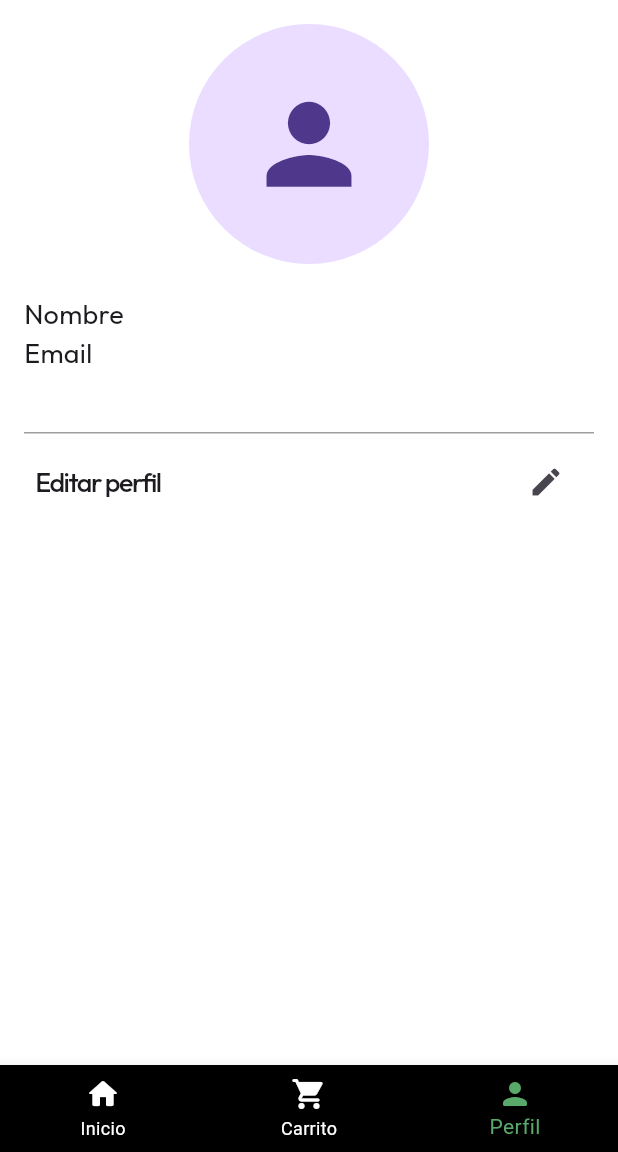
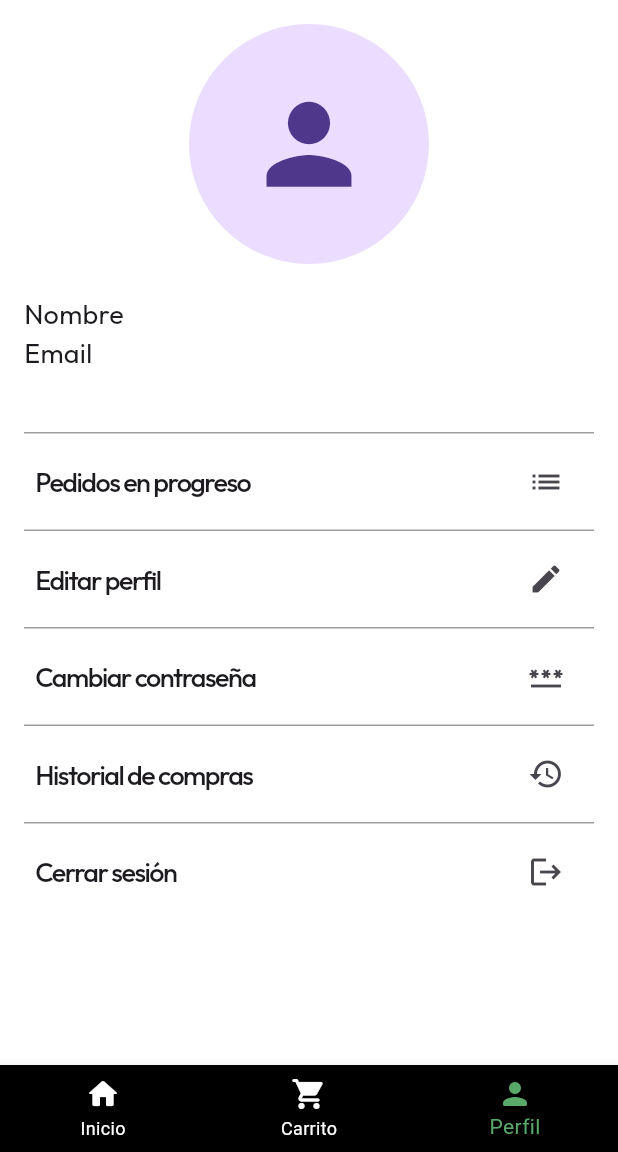
Before and after one commit to mordmora/TuMercado, a Flutter app: the HomeScreen screen opened by its route, item 3 of the bottom bar chosen, after a tap on the "edit" icon, on a phone screen of 412 x 824 dp, the part 84-1236 px from its top. Run offline on Flutter 3.47's test engine with Material 3 defaults, Android fonts, the phone set to English and light mode, and no system bars; our stand-ins replace shared_preferences; accounts and stored records are empty; network calls fail.

Commit message:
TODO: Profile

```diff
--- a/lib/components/action_card.dart
+++ b/lib/components/action_card.dart
@@ -2,7 +2,14 @@ import 'package:flutter/material.dart';
 import 'package:tu_mercado/config/styles.dart';
 
 class ActionCard extends StatefulWidget {
-  const ActionCard({super.key});
+  final String label;
+  final IconData icon;
+  final VoidCallback onTap;
+  const ActionCard(
+      {super.key,
+      required this.label,
+      required this.icon,
+      required this.onTap});
 
   @override
   State<ActionCard> createState() => _ActionCardState();
@@ -17,12 +24,12 @@ class _ActionCardState extends State<ActionCard> {
         color: Colors.grey,
       ),
       Padding(
-        padding: EdgeInsets.all(8.0),
+        padding: const EdgeInsets.all(8.0),
         child: Row(
           mainAxisAlignment: MainAxisAlignment.spaceBetween,
           children: [
-            Text("Editar perfil", style: TextStyles.subtitle),
-            IconButton(onPressed: () {}, icon: const Icon(Icons.edit))
+            Text(widget.label, style: TextStyles.subtitle),
+            IconButton(onPressed: widget.onTap, icon: Icon(widget.icon))
           ],
         ),
       )
--- a/lib/components/button.dart
+++ b/lib/components/button.dart
@@ -1,5 +1,4 @@
 import 'package:flutter/cupertino.dart';
-import 'package:flutter/material.dart';
 
 class CustomButton extends StatefulWidget {
   final void Function() onTap;
--- a/lib/config/styles.dart
+++ b/lib/config/styles.dart
@@ -13,12 +13,14 @@ class TextStyles {
     letterSpacing: BorderSide.strokeAlignInside,
     fontWeight: FontWeight.w500,
   );
+
   static const TextStyle normal = TextStyle(
     fontSize: 16,
     fontFamily: 'Outfit',
     letterSpacing: .2,
     fontWeight: FontWeight.w400,
   );
+
   static const TextStyle error = TextStyle(
     fontSize: 16,
     fontFamily: 'Outfit',
@@ -26,7 +28,9 @@ class TextStyles {
     fontWeight: FontWeight.w400,
     color: Colors.red,
   );
+
   static const TextStyle productTitle = TextStyle(
+    color: Colors.black,
     fontSize: 18,
     fontFamily: 'Outfit',
     letterSpacing: .2,
@@ -34,6 +38,7 @@ class TextStyles {
   );
 
   static const TextStyle productPrice = TextStyle(
+    color: Colors.black,
     fontSize: 16,
     fontFamily: 'Outfit',
     letterSpacing: .2,
--- a/lib/models/User.dart
+++ b/lib/models/User.dart
@@ -1,3 +1,7 @@
+// ignore: duplicate_ignore
+// ignore: file_names
+// ignore_for_file: file_names
+
 class User {
   String name;
   String lastName;
--- a/lib/providers/product_provider.dart
+++ b/lib/providers/product_provider.dart
@@ -42,8 +42,7 @@ class ProductProvider extends ChangeNotifier {
         throw Exception('Error al cargar los productos');
       }
     } catch (error) {
-      print('Error fetching products: $error');
-      throw error; // Re-lanzamos el error para que el FutureBuilder lo maneje
+      rethrow; // Re-lanzamos el error para que el FutureBuilder lo maneje
     } finally {
       _isLoading = false;
       notifyListeners();
--- a/lib/providers/user_data_provider.dart
+++ b/lib/providers/user_data_provider.dart
@@ -25,7 +25,6 @@ class UserProvider extends ChangeNotifier {
         'Content-Type': 'application/json',
         'Authorization': 'Bearer $token',
       });
-      print(response.statusCode);
       if (response.statusCode == 200) {
         //print(response.body);
         var jsonResponse = json.decode(response.body);
--- a/lib/views/entrypoint.dart
+++ b/lib/views/entrypoint.dart
@@ -1,5 +1,5 @@
 import 'package:flutter/material.dart';
-import 'package:tu_mercado/views/login.dart';
+import 'package:tu_mercado/views/login/login.dart';
 
 class EntryPoint extends StatefulWidget {
   const EntryPoint({super.key});
--- a/lib/views/home/cart_page.dart
+++ b/lib/views/home/cart/cart_page.dart
@@ -2,7 +2,6 @@ import 'dart:convert';
 
 import 'package:flutter/cupertino.dart';
 import 'package:flutter/material.dart';
-import 'package:flutter/widgets.dart';
 import 'package:shared_preferences/shared_preferences.dart';
 import 'package:tu_mercado/components/button.dart';
 import 'package:tu_mercado/config/colors.dart';
--- a/lib/views/home/home_screen.dart
+++ b/lib/views/home/home_screen.dart
@@ -1,11 +1,10 @@
 import 'package:flutter/material.dart';
-import 'package:shared_preferences/shared_preferences.dart';
 import 'package:tu_mercado/config/colors.dart';
 import 'package:tu_mercado/config/styles.dart';
-import 'package:tu_mercado/views/home/cart_page.dart';
-import 'package:tu_mercado/views/profile_page.dart';
+import 'package:tu_mercado/views/home/cart/cart_page.dart';
+import 'package:tu_mercado/views/home/profile/profile_page.dart';
 
-import 'home_widget.dart';
+import 'products/home_widget.dart';
 
 class HomeScreen extends StatefulWidget {
   const HomeScreen({super.key});
@@ -16,8 +15,6 @@ class HomeScreen extends StatefulWidget {
 
 class _HomeScreenState extends State<HomeScreen> {
   PageController _pageController = PageController();
-  String _token = "";
-  late SharedPreferences _prefs;
 
   List<Widget> pages = [
     const HomeWidget(),
@@ -41,9 +38,7 @@ class _HomeScreenState extends State<HomeScreen> {
   }
 
   void getSharedPreferences() async {
-    _prefs = await SharedPreferences.getInstance();
     setState(() {
-      _token = _prefs.getString("token") ?? "";
     });
   }
 
--- a/lib/views/home/home_widget.dart
+++ b/lib/views/home/products/home_widget.dart
@@ -2,9 +2,9 @@ import 'package:flutter/cupertino.dart';
 import 'package:flutter/material.dart';
 import 'package:tu_mercado/models/products.dart';
 import 'package:tu_mercado/providers/product_provider.dart';
-import 'package:tu_mercado/views/product_details.dart';
+import 'package:tu_mercado/views/home/products/product_details.dart';
 
-import '../../components/product_card.dart';
+import '../../../components/product_card.dart';
 
 class HomeWidget extends StatefulWidget {
   const HomeWidget({
@@ -50,7 +50,7 @@ class _HomeWidgetState extends State<HomeWidget> {
                       itemBuilder: (context, index) {
                         final product = products[index];
                         return Padding(
-                          padding: EdgeInsets.all(8.0),
+                          padding: const EdgeInsets.all(8.0),
                           child: CupertinoButton(
                             padding: EdgeInsets.zero,
                             onPressed: () {
--- a/lib/views/product_details.dart
+++ b/lib/views/home/products/product_details.dart
@@ -68,7 +68,7 @@ class _ProductDetailsState extends State<ProductDetails> {
           keyboardDismissBehavior: ScrollViewKeyboardDismissBehavior.onDrag,
           scrollDirection: Axis.vertical,
           child: Padding(
-              padding: EdgeInsets.all(20),
+              padding: const EdgeInsets.all(20),
               child: SizedBox(
                 child: Column(
                     mainAxisSize: MainAxisSize.max,
--- a/lib/views/profile_page.dart
+++ b/lib/views/home/profile/profile_page.dart
@@ -58,7 +58,31 @@ class _ProfilePageState extends State<ProfilePage> {
                           RowInfo(label: "Nombre", content: userData.firstName),
                           RowInfo(label: "Email", content: userData.email),
                           const SizedBox(height: 40),
-                          ActionCard(),
+                          ActionCard(
+                              label: "Pedidos en progreso",
+                              icon: Icons.list,
+                              onTap: () {}),
+                          ActionCard(
+                            label: "Editar perfil",
+                            icon: Icons.edit,
+                            onTap: () {},
+                          ),
+                          ActionCard(
+                            label: "Cambiar contraseña",
+                            icon: Icons.password,
+                            onTap: () {},
+                          ),
+                          ActionCard(
+                              label: "Historial de compras",
+                              icon: Icons.history,
+                              onTap: () {}),
+                          ActionCard(
+                            label: "Cerrar sesión",
+                            icon: Icons.logout,
+                            onTap: () {
+
+                            },
+                          ),
                         ],
                       ),
                     )
--- a/lib/views/login.dart
+++ b/lib/views/login/login.dart
@@ -63,7 +63,6 @@ class _LoginState extends State<Login> {
 
     // ignore: no_leading_underscores_for_local_identifiers
     void _onRememberMeChanged(bool? value) {
-      print(value);
       setState(() {
         rememberMe = value!;
       });
@@ -151,7 +150,6 @@ class _LoginState extends State<Login> {
                           authProvider
                               .login(_email, _password)
                               .then((value) => {
-                                    print(value),
                                     if (value.contains("incorrectos"))
                                       {
                                         ScaffoldMessenger.of(context)
--- a/lib/views/recovery.dart
+++ b/lib/views/login/recovery.dart
@@ -11,13 +11,11 @@ class RecoveryAccount extends StatefulWidget {
 }
 
 class _RecoveryAccountState extends State<RecoveryAccount> {
-  TextEditingController _emailController = TextEditingController();
-  String _email = "";
+  final TextEditingController _emailController = TextEditingController();
 
   @override
   void initState() {
     _emailController.addListener(() {
-      _email = _emailController.text;
     });
     super.initState();
   }
--- a/lib/views/register.dart
+++ b/lib/views/register/register.dart
@@ -4,9 +4,9 @@ import 'package:tu_mercado/config/colors.dart';
 import 'package:tu_mercado/config/styles.dart';
 import 'package:tu_mercado/models/User.dart';
 import 'package:tu_mercado/providers/auth_provider.dart';
-import 'package:tu_mercado/views/sub_views/contact_form.dart';
-import 'package:tu_mercado/views/sub_views/email_pass_form.dart';
-import 'package:tu_mercado/views/sub_views/personal_form.dart';
+import 'package:tu_mercado/views/register/sub_views/contact_form.dart';
+import 'package:tu_mercado/views/register/sub_views/email_pass_form.dart';
+import 'package:tu_mercado/views/register/sub_views/personal_form.dart';
 
 class Register extends StatefulWidget {
   const Register({super.key});
@@ -143,10 +143,7 @@ class _RegisterState extends State<Register> with TickerProviderStateMixin {
             borderRadius: BorderRadius.circular(40),
           ),
           child: PersonalForm(
-
-            onTap: () {
-
-            },
+            onTap: () {},
             nameController: _nameController,
             lastNameController: _lastNameController,
             dateController: _dateController,
@@ -175,7 +172,6 @@ class _RegisterState extends State<Register> with TickerProviderStateMixin {
               Provider.of<AuthProvider>(context, listen: false)
                   .register(user, _email, _password)
                   .then((value) {
-                print(value);
               });
             },
             numberController: _phoneController,
```
Also changed, not shown: lib/config/route_managment.dart (+4 -4 lines), lib/views/login/recovery_code.dart (renamed from lib/views/recovery_code.dart), lib/views/register/sub_views/contact_form.dart (renamed from lib/views/sub_views/contact_form.dart), lib/views/register/sub_views/email_pass_form.dart (renamed from lib/views/sub_views/email_pass_form.dart), lib/views/register/sub_views/personal_form.dart (renamed from lib/views/sub_views/personal_form.dart).
